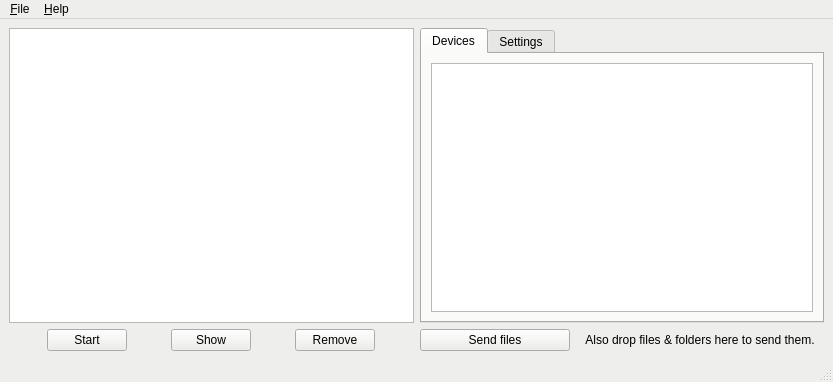
Old version of the form src/ui/MainWindow.ui in the repository trebleshot/desktop.
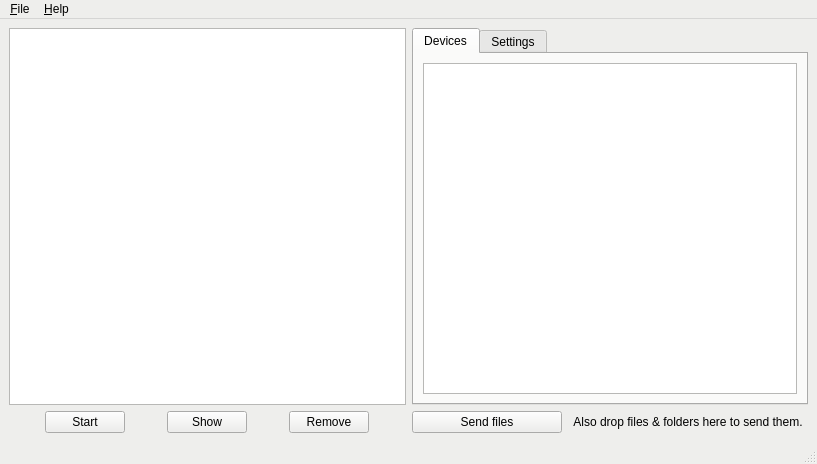
New version of the form.

Diff of the .ui file:
```diff
--- a/src/ui/MainWindow.ui
+++ b/src/ui/MainWindow.ui
@@ -6,8 +6,8 @@
    <rect>
     <x>0</x>
     <y>0</y>
-    <width>833</width>
-    <height>382</height>
+    <width>817</width>
+    <height>464</height>
    </rect>
   </property>
   <property name="sizePolicy">
@@ -674,7 +674,7 @@
     <rect>
      <x>0</x>
      <y>0</y>
-     <width>833</width>
+     <width>817</width>
      <height>21</height>
     </rect>
    </property>
```
